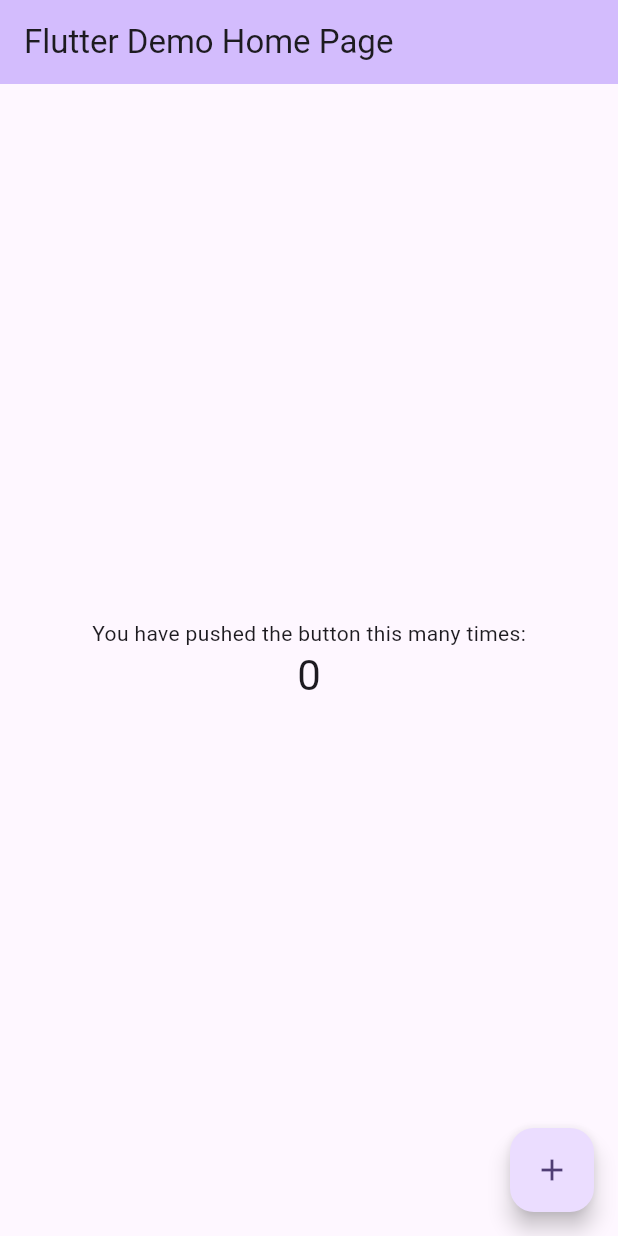
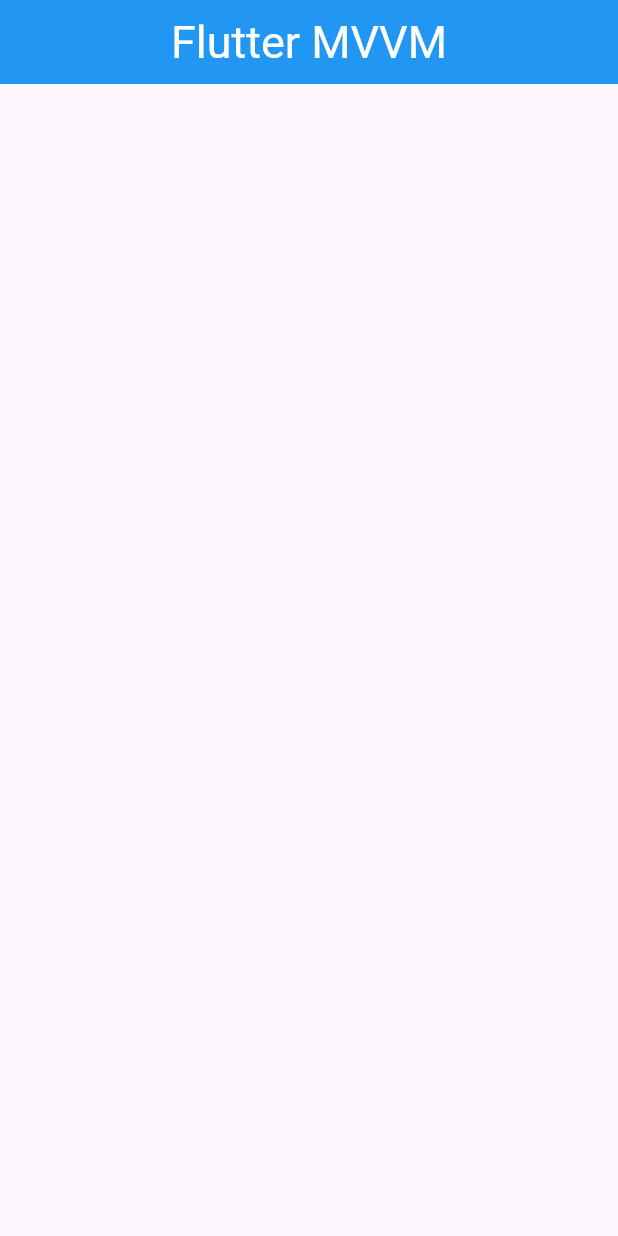
Before and after one commit to sup0808/FlutterMVVM, a Flutter app: the screen it shows after launch, on a phone screen of 412 x 824 dp. Run offline on Flutter 3.47's test engine with Material 3 defaults, Android fonts, the phone set to English and light mode, and no system bars.

Commit message:
Setup for MVVM -- create folder for view, data, viewmodel, repository -- Handle App exceptions

```diff
--- a/lib/main.dart
+++ b/lib/main.dart
@@ -13,113 +13,24 @@ class MyApp extends StatelessWidget {
     return MaterialApp(
       title: 'Flutter Demo',
       theme: ThemeData(
-        // This is the theme of your application.
-        //
-        // TRY THIS: Try running your application with "flutter run". You'll see
-        // the application has a purple toolbar. Then, without quitting the app,
-        // try changing the seedColor in the colorScheme below to Colors.green
-        // and then invoke "hot reload" (save your changes or press the "hot
-        // reload" button in a Flutter-supported IDE, or press "r" if you used
-        // the command line to start the app).
-        //
-        // Notice that the counter didn't reset back to zero; the application
-        // state is not lost during the reload. To reset the state, use hot
-        // restart instead.
-        //
-        // This works for code too, not just values: Most code changes can be
-        // tested with just a hot reload.
+
         colorScheme: ColorScheme.fromSeed(seedColor: Colors.deepPurple),
         useMaterial3: true,
       ),
-      home: const MyHomePage(title: 'Flutter Demo Home Page'),
+      home: HomePage(),
     );
   }
 }
 
-class MyHomePage extends StatefulWidget {
-  const MyHomePage({super.key, required this.title});
-
-  // This widget is the home page of your application. It is stateful, meaning
-  // that it has a State object (defined below) that contains fields that affect
-  // how it looks.
-
-  // This class is the configuration for the state. It holds the values (in this
-  // case the title) provided by the parent (in this case the App widget) and
-  // used by the build method of the State. Fields in a Widget subclass are
-  // always marked "final".
-
-  final String title;
-
-  @override
-  State<MyHomePage> createState() => _MyHomePageState();
-}
-
-class _MyHomePageState extends State<MyHomePage> {
-  int _counter = 0;
-
-  void _incrementCounter() {
-    setState(() {
-      // This call to setState tells the Flutter framework that something has
-      // changed in this State, which causes it to rerun the build method below
-      // so that the display can reflect the updated values. If we changed
-      // _counter without calling setState(), then the build method would not be
-      // called again, and so nothing would appear to happen.
-      _counter++;
-    });
-  }
-
+class HomePage extends StatelessWidget {
   @override
   Widget build(BuildContext context) {
-    // This method is rerun every time setState is called, for instance as done
-    // by the _incrementCounter method above.
-    //
-    // The Flutter framework has been optimized to make rerunning build methods
-    // fast, so that you can just rebuild anything that needs updating rather
-    // than having to individually change instances of widgets.
-    return Scaffold(
-      appBar: AppBar(
-        // TRY THIS: Try changing the color here to a specific color (to
-        // Colors.amber, perhaps?) and trigger a hot reload to see the AppBar
-        // change color while the other colors stay the same.
-        backgroundColor: Theme.of(context).colorScheme.inversePrimary,
-        // Here we take the value from the MyHomePage object that was created by
-        // the App.build method, and use it to set our appbar title.
-        title: Text(widget.title),
-      ),
-      body: Center(
-        // Center is a layout widget. It takes a single child and positions it
-        // in the middle of the parent.
-        child: Column(
-          // Column is also a layout widget. It takes a list of children and
-          // arranges them vertically. By default, it sizes itself to fit its
-          // children horizontally, and tries to be as tall as its parent.
-          //
-          // Column has various properties to control how it sizes itself and
-          // how it positions its children. Here we use mainAxisAlignment to
-          // center the children vertically; the main axis here is the vertical
-          // axis because Columns are vertical (the cross axis would be
-          // horizontal).
-          //
-          // TRY THIS: Invoke "debug painting" (choose the "Toggle Debug Paint"
-          // action in the IDE, or press "p" in the console), to see the
-          // wireframe for each widget.
-          mainAxisAlignment: MainAxisAlignment.center,
-          children: <Widget>[
-            const Text(
-              'You have pushed the button this many times:',
-            ),
-            Text(
-              '$_counter',
-              style: Theme.of(context).textTheme.headlineMedium,
-            ),
-          ],
-        ),
-      ),
-      floatingActionButton: FloatingActionButton(
-        onPressed: _incrementCounter,
-        tooltip: 'Increment',
-        child: const Icon(Icons.add),
-      ), // This trailing comma makes auto-formatting nicer for build methods.
-    );
+   return Scaffold(appBar: AppBar(
+     title: Text("Flutter MVVM"),
+     centerTitle: true,
+     backgroundColor: Colors.blue,
+     titleTextStyle: TextStyle(fontSize: 30),
+
+   ),);
   }
 }
--- a/pubspec.yaml
+++ b/pubspec.yaml
@@ -35,6 +35,10 @@ dependencies:
   # The following adds the Cupertino Icons font to your application.
   # Use with the CupertinoIcons class for iOS style icons.
   cupertino_icons: ^1.0.6
+  fluttertoast: ^8.2.6
+  http: ^1.2.2
+  another_flushbar: ^1.12.30
+  provider: ^6.1.2
 
 dev_dependencies:
   flutter_test:
```
Also changed, not shown: lib/data/app_exception.dart (added, +30 -0 lines), pubspec.lock.
